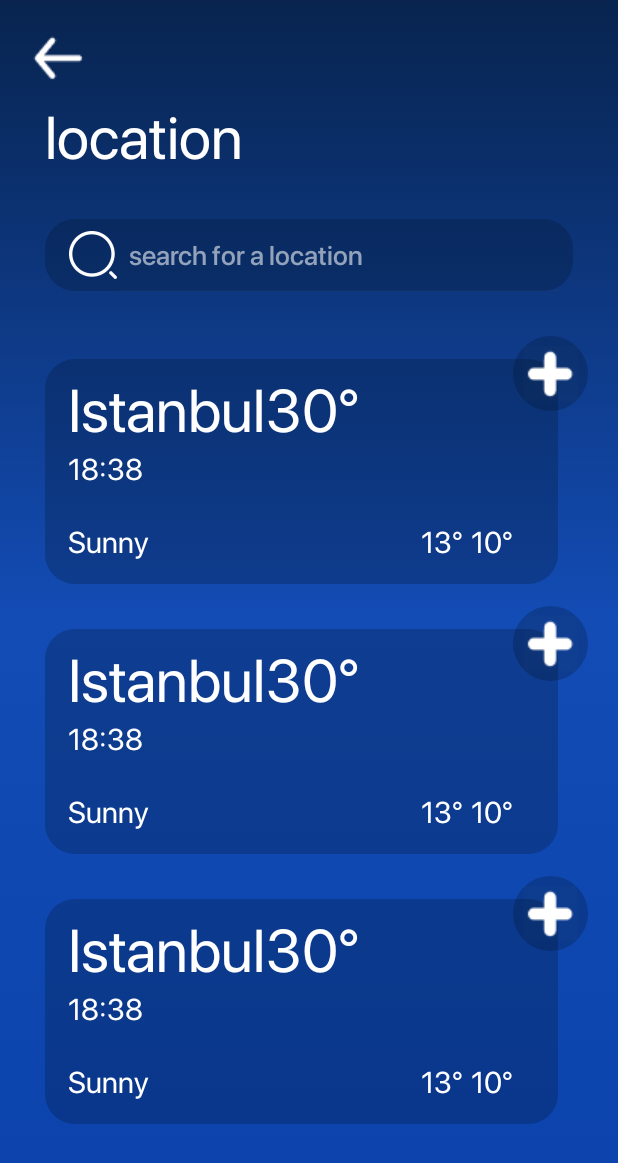
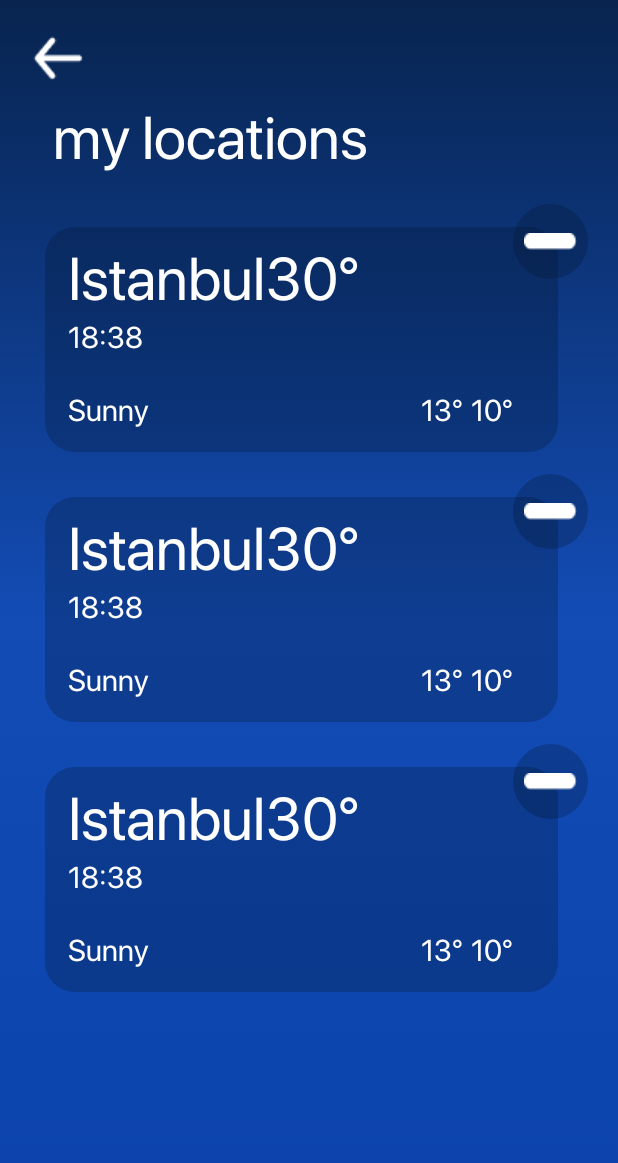
Before and after one commit to betulAkgull/sunnie, an Android app: the layout fragment_saved_location.xml on its own in the app's theme, with its tools: preview values and no code run, on a phone screen of 412 x 824 dp. Shown: the top 1163 px of the screen. Run offline under Robolectric (Android 15) with nearby library versions, the phone set to English and light mode, and no system bars.

Commit message:
saved location added

```diff
--- /dev/null
+++ b/app/src/main/java/com/example/weatherapp/ui/savedlocation/SavedLocationFragment.kt
@@ -0,0 +1,21 @@
+package com.example.weatherapp.ui.savedlocation
+
+import android.os.Bundle
+import android.view.View
+import androidx.fragment.app.Fragment
+import com.example.weatherapp.R
+import com.example.weatherapp.common.viewBinding
+import com.example.weatherapp.databinding.FragmentSavedLocationBinding
+
+class SavedLocationFragment : Fragment(R.layout.fragment_saved_location) {
+
+    private val binding by viewBinding(FragmentSavedLocationBinding::bind)
+
+    override fun onViewCreated(view: View, savedInstanceState: Bundle?) {
+        super.onViewCreated(view, savedInstanceState)
+
+        with(binding) {
+
+        }
+    }
+}
--- a/app/src/main/res/layout/fragment_location.xml
+++ b/app/src/main/res/layout/fragment_saved_location.xml
@@ -21,25 +21,13 @@
         style="@style/textLarge"
         android:layout_width="0dp"
         android:layout_height="wrap_content"
-        android:text="@string/tvLocation"
-        android:layout_marginStart="30dp"
+        android:layout_marginStart="35dp"
+        android:layout_marginBottom="20dp"
+        android:text="@string/tvMyLocations"
+        app:layout_constraintBottom_toTopOf="@+id/rv_location"
         app:layout_constraintEnd_toEndOf="parent"
         app:layout_constraintStart_toStartOf="parent"
         app:layout_constraintTop_toBottomOf="@+id/btn_back" />
-
-    <androidx.appcompat.widget.SearchView
-        android:id="@+id/searchView"
-        android:layout_width="match_parent"
-        android:layout_height="wrap_content"
-        android:background="@drawable/bg_layout"
-        app:iconifiedByDefault="false"
-        android:layout_margin="30dp"
-        app:layout_constraintEnd_toEndOf="parent"
-        app:layout_constraintStart_toStartOf="parent"
-        app:layout_constraintTop_toBottomOf="@id/tv_header"
-        app:layout_constraintBottom_toTopOf="@+id/rv_location"
-        app:queryHint="search for a location"
-        app:searchIcon="@drawable/ic_search" />
 
     <androidx.recyclerview.widget.RecyclerView
         android:id="@+id/rv_location"
@@ -50,6 +38,6 @@
         app:layout_constraintBottom_toBottomOf="parent"
         app:layout_constraintEnd_toEndOf="parent"
         app:layout_constraintStart_toStartOf="parent"
-        app:layout_constraintTop_toBottomOf="@+id/searchView"
-        tools:listitem="@layout/item_location" />
+        app:layout_constraintTop_toBottomOf="@+id/tv_header"
+        tools:listitem="@layout/item_saved_location" />
 </androidx.constraintlayout.widget.ConstraintLayout>
--- /dev/null
+++ b/app/src/main/res/layout/item_saved_location.xml
@@ -0,0 +1,99 @@
+<?xml version="1.0" encoding="utf-8"?>
+
+<androidx.constraintlayout.widget.ConstraintLayout xmlns:android="http://schemas.android.com/apk/res/android"
+    xmlns:app="http://schemas.android.com/apk/res-auto"
+    xmlns:tools="http://schemas.android.com/tools"
+    android:layout_width="match_parent"
+    android:layout_height="180dp"
+    android:layout_marginStart="30dp"
+    android:layout_marginEnd="20dp">
+
+    <androidx.constraintlayout.widget.ConstraintLayout
+        android:layout_width="match_parent"
+        android:layout_height="150dp"
+        android:background="@drawable/bg_layout"
+        android:layout_marginEnd="20dp"
+        app:layout_constraintBottom_toBottomOf="parent"
+        app:layout_constraintEnd_toEndOf="parent"
+        app:layout_constraintStart_toStartOf="parent"
+        app:layout_constraintTop_toTopOf="parent">
+
+        <TextView
+            android:id="@+id/tv_location_name"
+            style="@style/textLarge"
+            android:layout_width="0dp"
+            android:layout_height="wrap_content"
+            android:layout_marginStart="15dp"
+            android:layout_marginTop="5dp"
+            app:layout_constraintStart_toStartOf="parent"
+            app:layout_constraintTop_toTopOf="parent"
+            tools:text="Istanbul" />
+
+        <TextView
+            android:id="@+id/tv_degree"
+            style="@style/textLarge"
+            android:layout_width="0dp"
+            android:layout_height="wrap_content"
+            android:layout_marginTop="5dp"
+            android:layout_marginEnd="30dp"
+            android:textAlignment="viewEnd"
+            app:layout_constraintEnd_toEndOf="parent"
+            app:layout_constraintStart_toEndOf="@+id/tv_location_name"
+            app:layout_constraintTop_toTopOf="parent"
+            tools:text="30\u00B0" />
+
+        <TextView
+            android:id="@+id/tv_time"
+            style="@style/textSmall"
+            android:layout_width="wrap_content"
+            android:layout_height="wrap_content"
+            android:layout_marginStart="15dp"
+            app:layout_constraintStart_toStartOf="parent"
+            app:layout_constraintTop_toBottomOf="@+id/tv_location_name"
+            tools:text="18:38" />
+
+        <TextView
+            android:id="@+id/tv_weather_type"
+            style="@style/textSmall"
+            android:layout_width="wrap_content"
+            android:layout_height="wrap_content"
+            android:layout_margin="15dp"
+            app:layout_constraintBottom_toBottomOf="parent"
+            app:layout_constraintStart_toStartOf="parent"
+            tools:text="Sunny" />
+
+        <TextView
+            android:id="@+id/tv_low_degree"
+            style="@style/textSmall"
+            android:layout_width="wrap_content"
+            android:layout_height="wrap_content"
+            android:layout_marginEnd="30dp"
+            android:layout_marginBottom="15dp"
+            app:layout_constraintBottom_toBottomOf="parent"
+            app:layout_constraintEnd_toEndOf="parent"
+            tools:text="10\u00B0" />
+
+        <TextView
+            android:id="@+id/tv_high_degree"
+            style="@style/textSmall"
+            android:layout_width="wrap_content"
+            android:layout_height="wrap_content"
+            android:layout_marginEnd="5dp"
+            android:layout_marginBottom="15dp"
+            app:layout_constraintBottom_toBottomOf="parent"
+            app:layout_constraintEnd_toStartOf="@+id/tv_low_degree"
+            tools:text="13\u00B0" />
+
+    </androidx.constraintlayout.widget.ConstraintLayout>
+
+
+    <ImageButton
+        android:layout_width="50dp"
+        android:layout_height="50dp"
+        android:background="@drawable/bg_circle_button"
+        android:contentDescription="button"
+        android:src="@drawable/ic_minus"
+        app:layout_constraintEnd_toEndOf="parent"
+        app:layout_constraintTop_toTopOf="parent" />
+
+</androidx.constraintlayout.widget.ConstraintLayout>
--- a/app/src/main/res/values/strings.xml
+++ b/app/src/main/res/values/strings.xml
@@ -13,7 +13,8 @@
     <string name="tvAlreadyUser">already a user? sign in</string>
     <string name="imageview">imageview</string>
     <string name="iv">iv</string>
-    <string name="tvLocation">location</string>
+    <string name="tvLocation">locations</string>
+    <string name="tvMyLocations">my locations</string>
     <string name="sunset">Sunset</string>
     <string name="sunrise">Sunrise</string>
 </resources>
```
Also changed, not shown: app/src/main/res/drawable/ic_minus.png (added).
